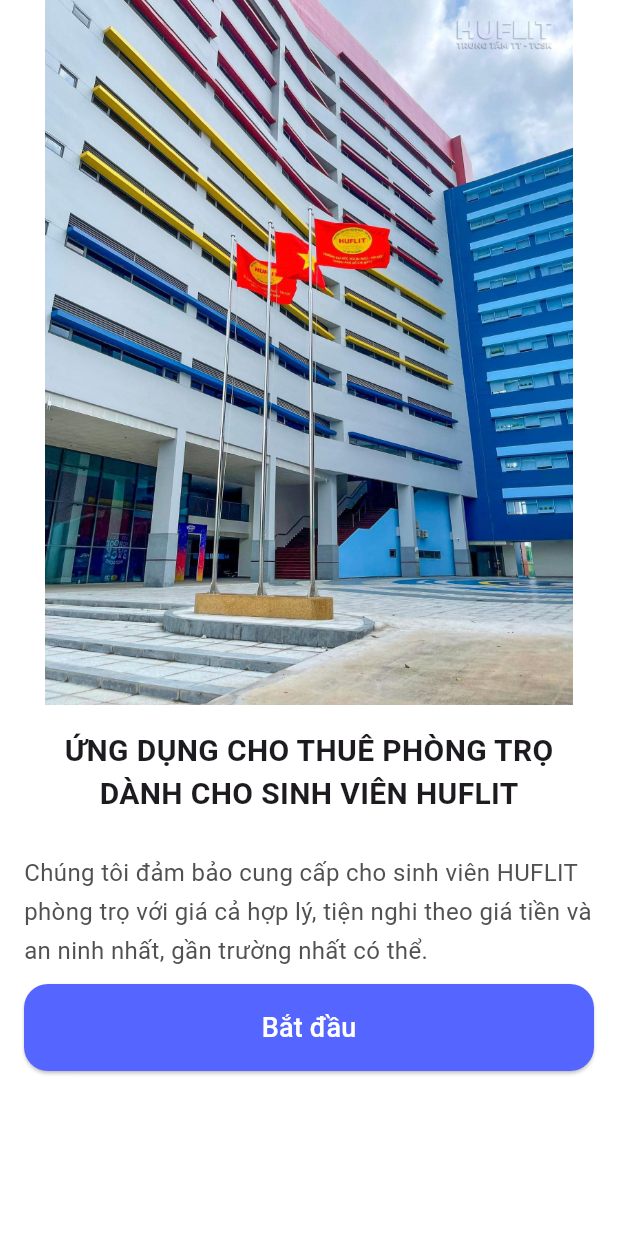
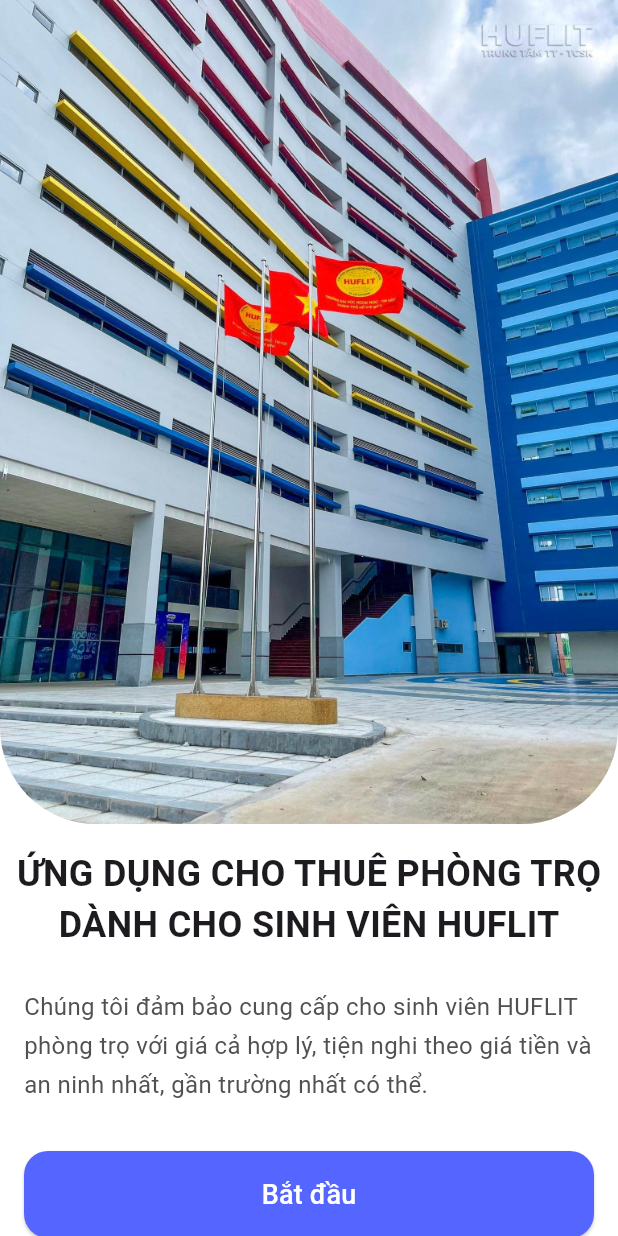
Before and after one commit to GS-755/chothuephongtro_v2, a Flutter app: the screen it shows after launch, on a phone screen of 412 x 824 dp. Run offline on Flutter 3.47's test engine with Material 3 defaults, Android fonts, the phone set to English and light mode, and no system bars; our stand-ins replace flutter_dotenv, flutter_rating_bar.

Commit message:
merge progress from tri/ft/transaction

```diff
--- a/lib/splash.dart
+++ b/lib/splash.dart
@@ -23,13 +23,22 @@
       body: Center(
         child: Column(
           children: [
-            Image.asset('assets/images/splash/splash_img.jpg', width: 550.0, height: 470.0),
+            ClipRRect(
+              borderRadius: BorderRadius.only(
+                  bottomLeft: Radius.circular(64),
+                  bottomRight: Radius.circular(64)
+              ), // Adjust the radius as needed
+              child: Image.asset(
+                'assets/images/splash/splash_img.jpg',
+                fit: BoxFit.fill,
+              ),
+            ),
             const SizedBox(width: 16.0, height: 16.0),
             const Center(
               child: Text(
                 'ỨNG DỤNG CHO THUÊ PHÒNG TRỌ',
                 style: TextStyle(
-                  fontSize: 20.0,
+                  fontSize: 24.0,
                   fontWeight: FontWeight.bold,
                 ),
               ),
@@ -38,7 +47,7 @@
               child: Text(
                 'DÀNH CHO SINH VIÊN HUFLIT',
                 style: TextStyle(
-                    fontSize: 20.0,
+                    fontSize: 24.0,
                     fontWeight: FontWeight.bold
                 ),
               ),
@@ -48,7 +57,8 @@
                 padding: const EdgeInsets.only(left: 16, right: 16),
                 child: Column(
                   children: [
-                    const Text(
+                    const Center(
+                      child: Text(
                         """Chúng tôi đảm bảo cung cấp cho sinh viên HUFLIT phòng trọ với giá cả hợp lý, tiện nghi theo giá tiền và an ninh nhất, gần trường nhất có thể.""",
                         style: TextStyle(
                             fontSize: 16.0,
@@ -57,7 +67,8 @@
                             color: Color.fromRGBO(81, 81, 81, 100)
                         ),
                       ),
-                    const SizedBox(height: 10.0),
+                    ),
+                    const SizedBox(height: 32.0),
                     ElevatedButton(
                         onPressed: moveToLoginPage,
                         style: ElevatedButton.styleFrom(
--- a/lib/users/booking/confirmbooking.dart
+++ b/lib/users/booking/confirmbooking.dart
@@ -4,7 +4,6 @@
 import 'package:flutter/material.dart';
 import 'package:flutter_rating_bar/flutter_rating_bar.dart';
 import 'package:intl/intl.dart';
-import '../../components/navigationbar.dart';
 import '../../utils/uribuilder.dart';
 
 
@@ -91,7 +90,7 @@
                         child: ClipRRect(
                           borderRadius: BorderRadius.circular(5.0),
                           child: Image.network(
-                            UriAccess.buildImageUrl('/getmotelimage?motelid=${widget.motel.maPT}'),
+                            UriBuilder.buildImageUrl('/getmotelimage?motelid=${widget.motel.maPT}'),
                             fit: BoxFit.cover,
                           ),
                         ),
--- a/lib/users/motels/moteldetails.dart
+++ b/lib/users/motels/moteldetails.dart
@@ -1,10 +1,11 @@
 import 'dart:ui';
 import 'package:flutter/material.dart';
 import 'package:flutter_rating_bar/flutter_rating_bar.dart';
-import 'package:chothuephongtro_v2/utils/uribuilder.dart';
 import 'package:intl/intl.dart';
 import '../../models/motels/phongtro.dart';
 import 'package:chothuephongtro_v2/users/booking/confirmbooking.dart';
+
+import '../../utils/uribuilder.dart';
 
 class MotelDetails extends StatefulWidget {
   final PhongTro motel;
@@ -38,7 +39,7 @@
                       bottomRight: Radius.circular(20),
                     ),
                     child: Image.network(
-                      UriAccess.buildImageUrl('/getmotelimage?motelid=${motel.maPT}'),
+                      UriBuilder.buildImageUrl('/getmotelimage?motelid=${motel.maPT}'),
                       fit: BoxFit.fill,
                     ),
                   ),
@@ -295,7 +296,7 @@
             child: ClipRRect(
               borderRadius: BorderRadius.circular(5.0),
               child: Image.network (
-                UriAccess.buildImageUrl('/getmotelimage?motelid=${motel.maPT}'),
+                UriBuilder.buildImageUrl('/getmotelimage?motelid=${motel.maPT}'),
                 fit: BoxFit.cover,
               ),
             ),
```
Lines whose indentation alone changed are shown as unchanged.
